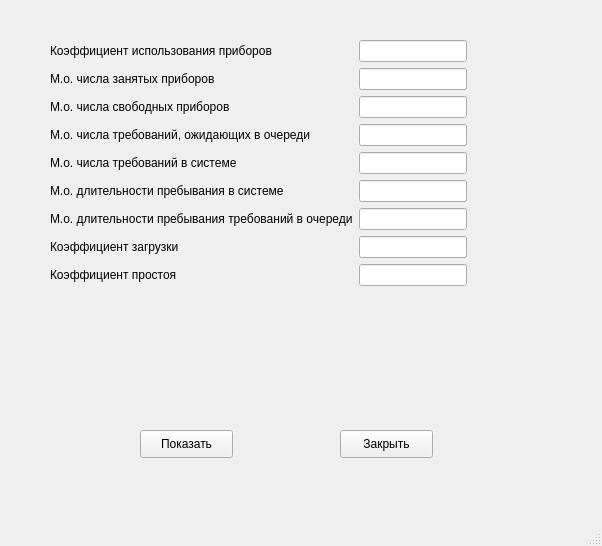
This is reliable_sysUI.ui in hokage-mlg/diplomaProgram as Qt 5 draws it before an edit. The edited form follows.
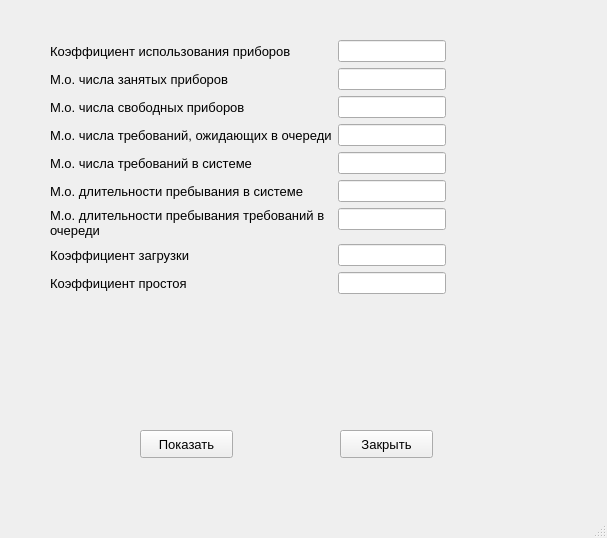
This is the edited form.

Patch:
```diff
--- a/reliable_sysUI.ui
+++ b/reliable_sysUI.ui
@@ -6,8 +6,8 @@
    <rect>
     <x>0</x>
     <y>0</y>
-    <width>602</width>
-    <height>546</height>
+    <width>607</width>
+    <height>538</height>
    </rect>
   </property>
   <property name="windowTitle">
@@ -19,7 +19,7 @@
      <rect>
       <x>50</x>
       <y>40</y>
-      <width>501</width>
+      <width>531</width>
       <height>380</height>
      </rect>
     </property>
@@ -32,6 +32,11 @@
      </property>
      <item row="1" column="0">
       <widget class="QLabel" name="label_use">
+       <property name="font">
+        <font>
+         <pointsize>10</pointsize>
+        </font>
+       </property>
        <property name="text">
         <string>Коэффициент использования приборов</string>
        </property>
@@ -46,6 +51,11 @@
      </item>
      <item row="2" column="0">
       <widget class="QLabel" name="label_busy">
+       <property name="font">
+        <font>
+         <pointsize>10</pointsize>
+        </font>
+       </property>
        <property name="text">
         <string>М.о. числа занятых приборов</string>
        </property>
@@ -60,6 +70,11 @@
      </item>
      <item row="3" column="0">
       <widget class="QLabel" name="label_free">
+       <property name="font">
+        <font>
+         <pointsize>10</pointsize>
+        </font>
+       </property>
        <property name="text">
         <string>М.о. числа свободных приборов</string>
        </property>
@@ -74,6 +89,11 @@
      </item>
      <item row="4" column="0">
       <widget class="QLabel" name="label_queue">
+       <property name="font">
+        <font>
+         <pointsize>10</pointsize>
+        </font>
+       </property>
        <property name="text">
         <string>М.о. числа требований, ожидающих в очереди</string>
        </property>
@@ -88,6 +108,11 @@
      </item>
      <item row="5" column="0">
       <widget class="QLabel" name="label_num_sys">
+       <property name="font">
+        <font>
+         <pointsize>10</pointsize>
+        </font>
+       </property>
        <property name="text">
         <string>М.о. числа требований в системе</string>
        </property>
@@ -102,6 +127,11 @@
      </item>
      <item row="6" column="0">
       <widget class="QLabel" name="label_time_sys">
+       <property name="font">
+        <font>
+         <pointsize>10</pointsize>
+        </font>
+       </property>
        <property name="text">
         <string>М.о. длительности пребывания в системе</string>
        </property>
@@ -116,9 +146,17 @@
      </item>
      <item row="7" column="0">
       <widget class="QLabel" name="label_time_queue">
+       <property name="font">
+        <font>
+         <pointsize>10</pointsize>
+        </font>
+       </property>
        <property name="text">
         <string>М.о. длительности пребывания требований в очереди</string>
        </property>
+       <property name="wordWrap">
+        <bool>true</bool>
+       </property>
       </widget>
      </item>
      <item row="7" column="1">
@@ -130,6 +168,11 @@
      </item>
      <item row="8" column="0">
       <widget class="QLabel" name="label_busy_rate">
+       <property name="font">
+        <font>
+         <pointsize>10</pointsize>
+        </font>
+       </property>
        <property name="text">
         <string>Коэффициент загрузки</string>
        </property>
@@ -144,6 +187,11 @@
      </item>
      <item row="9" column="0">
       <widget class="QLabel" name="label_free_rate">
+       <property name="font">
+        <font>
+         <pointsize>10</pointsize>
+        </font>
+       </property>
        <property name="text">
         <string>Коэффициент простоя</string>
        </property>
@@ -167,6 +215,11 @@
       <height>28</height>
      </rect>
     </property>
+    <property name="font">
+     <font>
+      <pointsize>10</pointsize>
+     </font>
+    </property>
     <property name="text">
      <string>Закрыть</string>
     </property>
@@ -180,6 +233,11 @@
       <height>28</height>
      </rect>
     </property>
+    <property name="font">
+     <font>
+      <pointsize>10</pointsize>
+     </font>
+    </property>
     <property name="text">
      <string>Показать</string>
     </property>
```
Left out of the diff: 4 changed lines with no effect on the pictures.
